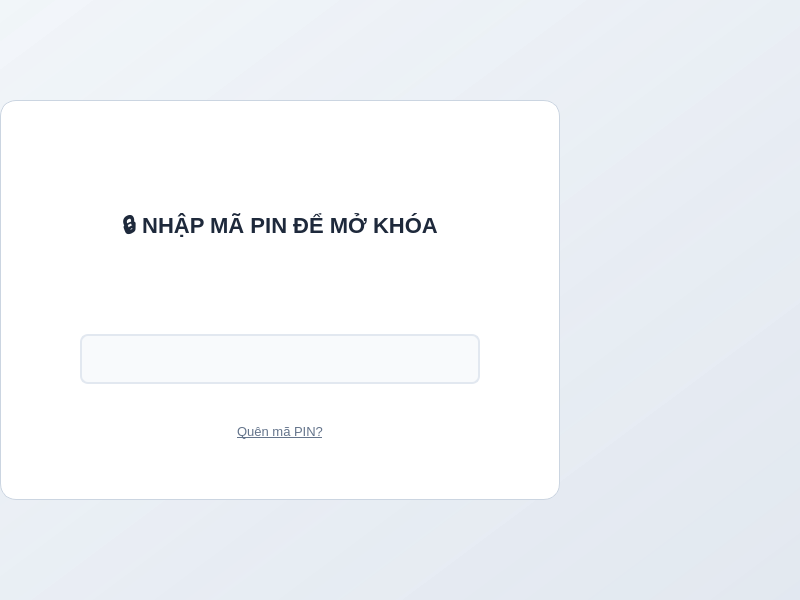
minhtoan3131/stationpos-python-coursework-basic, file app/modules/setting/ui/views/lock_screen_dialog.ui: the form before one commit.
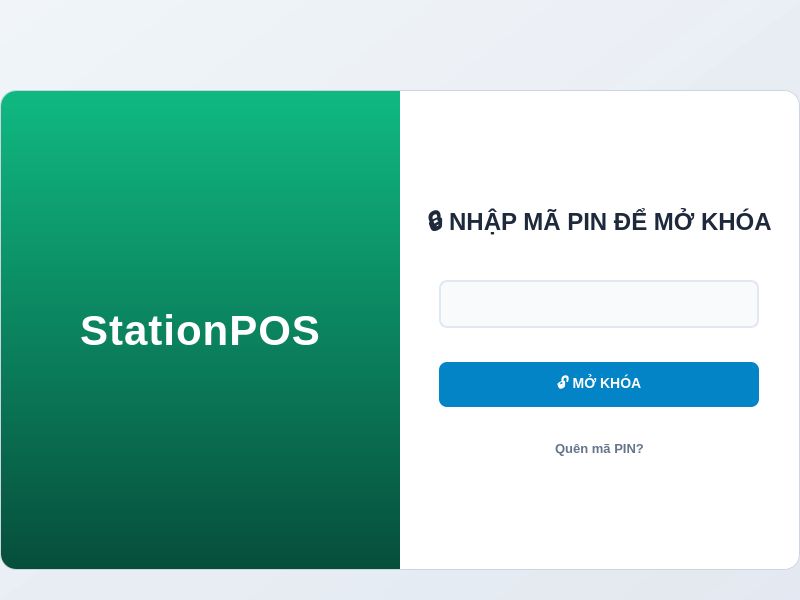
The form after the commit.

```diff
--- a/app/modules/setting/ui/views/lock_screen_dialog.ui
+++ b/app/modules/setting/ui/views/lock_screen_dialog.ui
@@ -15,38 +15,84 @@
   </property>
   <property name="styleSheet">
    <string notr="true">
+    /* Lớp nền mờ phủ toàn màn hình */
     QDialog {
-        background-color: qlineargradient(spread:pad, x1:0, y1:0, x2:1, y2:1, stop:0 rgba(241, 245, 249, 0.85), stop:1 rgba(226, 232, 240, 0.95));
+        background-color: qlineargradient(spread:pad, x1:0, y1:0, x2:1, y2:1, stop:0 rgba(241, 245, 249, 0.90), stop:1 rgba(226, 232, 240, 0.95));
     }
+
+    /* Cấu trúc Khung trung tâm (Card) được chia đôi */
     QFrame#center_card {
-        background-color: #ffffff;
+        background-color: transparent;
         border: 1px solid #cbd5e1;
         border-radius: 16px;
     }
+
+    /* Khung Thương hiệu bên trái */
+    QFrame#frame_brand_left {
+        background-color: qlineargradient(spread:pad, x1:0, y1:0, x2:0, y2:1, stop:0 #10b981, stop:1 #064e3b);
+        border-top-left-radius: 15px;
+        border-bottom-left-radius: 15px;
+        border: none;
+    }
+
+    /* Khung Nhập liệu bên phải */
+    QFrame#frame_login_right {
+        background-color: #ffffff;
+        border-top-right-radius: 15px;
+        border-bottom-right-radius: 15px;
+        border: none;
+    }
+
+    QLabel#lbl_brand_station_pos {
+        font-size: 42px;
+        font-weight: bold;
+        color: #ffffff;
+        letter-spacing: 1px;
+        background-color: transparent;
+    }
+
     QLabel#lbl_title {
         color: #1e293b;
-        font-size: 22px;
+        font-size: 24px;
         font-weight: bold;
         border: none;
+        background-color: transparent;
     }
+
     QLineEdit#txt_pin {
         background-color: #f8fafc;
         border: 2px solid #e2e8f0;
         border-radius: 8px;
-        color: #0ea5e9;
-        font-size: 28px;
-        font-weight: bold;
+        padding: 0px 15px;
+        font-size: 20px;
+        color: #0f172a;
     }
     QLineEdit#txt_pin:focus {
         border: 2px solid #38bdf8;
         background-color: #ffffff;
     }
+
+    QPushButton#btn_unlock {
+        background-color: #0284c7;
+        color: white;
+        border: none;
+        border-radius: 8px;
+        font-size: 14px;
+        font-weight: bold;
+    }
+    QPushButton#btn_unlock:hover {
+        background-color: #0369a1;
+    }
+    QPushButton#btn_unlock:pressed {
+        background-color: #075985;
+    }
+
     QPushButton#btn_forgot {
+        background-color: transparent;
+        border: none;
         color: #64748b;
-        border: none;
-        background: none;
         font-size: 13px;
-        text-decoration: underline;
+        font-weight: 500;
     }
     QPushButton#btn_forgot:hover {
         color: #3b82f6;
@@ -54,6 +100,9 @@
    </string>
   </property>
   <layout class="QVBoxLayout" name="main_layout">
+   <property name="spacing">
+    <number>0</number>
+   </property>
    <property name="leftMargin">
     <number>0</number>
    </property>
@@ -70,32 +119,114 @@
     <widget class="QFrame" name="center_card">
      <property name="minimumSize">
       <size>
-       <width>560</width>
-       <height>400</height>
+       <width>800</width>
+       <height>480</height>
       </size>
      </property>
      <property name="maximumSize">
       <size>
-       <width>560</width>
-       <height>400</height>
+       <width>800</width>
+       <height>420</height>
       </size>
      </property>
-     <layout class="QVBoxLayout" name="card_layout">
+     <layout class="QHBoxLayout" name="horizontalLayout_card_split" stretch="1,1">
       <property name="spacing">
-       <number>40</number>
+       <number>0</number>
       </property>
       <property name="leftMargin">
-       <number>60</number>
+       <number>0</number>
       </property>
       <property name="topMargin">
-       <number>60</number>
+       <number>0</number>
       </property>
       <property name="rightMargin">
-       <number>60</number>
+       <number>0</number>
       </property>
       <property name="bottomMargin">
-       <number>60</number>
+       <number>0</number>
       </property>
+      <item>
+       <widget class="QFrame" name="frame_brand_left">
+        <layout class="QVBoxLayout" name="verticalLayout_brand">
+         <property name="leftMargin">
+          <number>12</number>
+         </property>
+         <property name="rightMargin">
+          <number>12</number>
+         </property>
+         <item>
+          <spacer name="verticalSpacer_b1">
+           <property name="orientation">
+            <enum>Qt::Vertical</enum>
+           </property>
+           <property name="sizeHint" stdset="0">
+            <size>
+             <width>20</width>
+             <height>40</height>
+            </size>
+           </property>
+          </spacer>
+         </item>
+         <item>
+          <widget class="QLabel" name="lbl_brand_station_pos">
+           <property name="text">
+            <string>StationPOS</string>
+           </property>
+           <property name="alignment">
+            <set>Qt::AlignCenter</set>
+           </property>
+          </widget>
+         </item>
+         <item>
+          <spacer name="verticalSpacer_b2">
+           <property name="orientation">
+            <enum>Qt::Vertical</enum>
+           </property>
+           <property name="sizeHint" stdset="0">
+            <size>
+             <width>20</width>
+             <height>40</height>
+            </size>
+           </property>
+          </spacer>
+         </item>
+        </layout>
+       </widget>
+      </item>
+      <item>
+       <widget class="QFrame" name="frame_login_right">
+        <property name="layoutDirection">
+         <enum>Qt::LeftToRight</enum>
+        </property>
+        <layout class="QVBoxLayout" name="verticalLayout_login">
+         <property name="spacing">
+          <number>34</number>
+         </property>
+         <property name="leftMargin">
+          <number>12</number>
+         </property>
+         <property name="topMargin">
+          <number>40</number>
+         </property>
+         <property name="rightMargin">
+          <number>12</number>
+         </property>
+         <property name="bottomMargin">
+          <number>40</number>
+         </property>
+         <item>
+          <spacer name="verticalSpacer_l1">
+           <property name="orientation">
+            <enum>Qt::Vertical</enum>
+           </property>
+           <property name="sizeHint" stdset="0">
+            <size>
+             <width>20</width>
+             <height>40</height>
+            </size>
+           </property>
+          </spacer>
+         </item>
       <item>
        <widget class="QLabel" name="lbl_title">
         <property name="text">
@@ -108,31 +239,60 @@
       </item>
       <item>
        <layout class="QHBoxLayout" name="horizontalLayout">
-        <property name="spacing">
-         <number>0</number>
-        </property>
         <item>
          <widget class="QLineEdit" name="txt_pin">
+             <property name="sizePolicy">
+              <sizepolicy hsizetype="Expanding" vsizetype="Fixed">
+               <horstretch>0</horstretch>
+               <verstretch>0</verstretch>
+              </sizepolicy>
+             </property>
           <property name="minimumSize">
            <size>
-            <width>400</width>
-            <height>50</height>
+               <width>0</width>
+               <height>48</height>
            </size>
           </property>
           <property name="maximumSize">
            <size>
-            <width>400</width>
+               <width>320</width>
             <height>16777215</height>
            </size>
           </property>
+             <property name="layoutDirection">
+              <enum>Qt::LeftToRight</enum>
+             </property>
           <property name="echoMode">
            <enum>QLineEdit::Password</enum>
           </property>
           <property name="alignment">
            <set>Qt::AlignCenter</set>
           </property>
-          <property name="placeholderText">
-           <string/>
+            </widget>
+           </item>
+          </layout>
+         </item>
+         <item>
+          <layout class="QHBoxLayout" name="horizontalLayout_2">
+           <item>
+            <widget class="QPushButton" name="btn_unlock">
+             <property name="minimumSize">
+              <size>
+               <width>0</width>
+               <height>45</height>
+              </size>
+             </property>
+             <property name="maximumSize">
+              <size>
+               <width>320</width>
+               <height>16777215</height>
+              </size>
+             </property>
+             <property name="cursor">
+              <cursorShape>PointingHandCursor</cursorShape>
+             </property>
+             <property name="text">
+              <string>🔓 MỞ KHÓA</string>
           </property>
          </widget>
         </item>
@@ -146,6 +306,22 @@
         <property name="text">
          <string>Quên mã PIN?</string>
         </property>
+          </widget>
+         </item>
+         <item>
+          <spacer name="verticalSpacer_l2">
+           <property name="orientation">
+            <enum>Qt::Vertical</enum>
+           </property>
+           <property name="sizeHint" stdset="0">
+            <size>
+             <width>20</width>
+             <height>40</height>
+            </size>
+           </property>
+          </spacer>
+         </item>
+        </layout>
        </widget>
       </item>
      </layout>
```
Left out of the diff: 5 changed lines with no effect on the pictures. Lines whose indentation alone changed are shown as unchanged.
